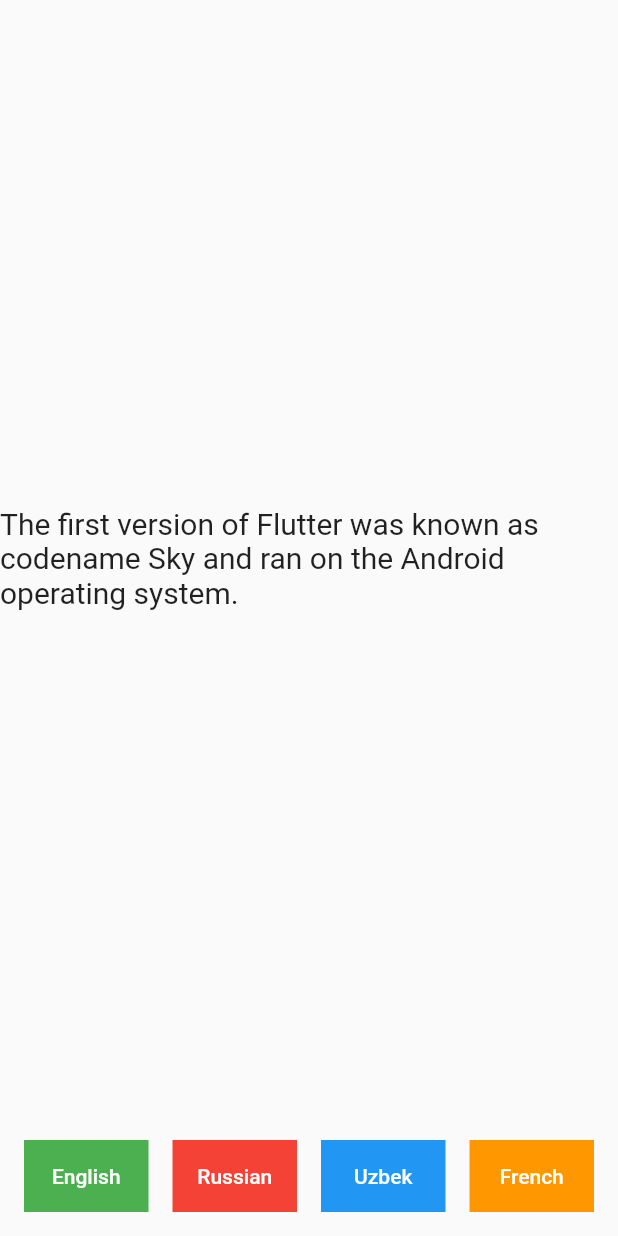
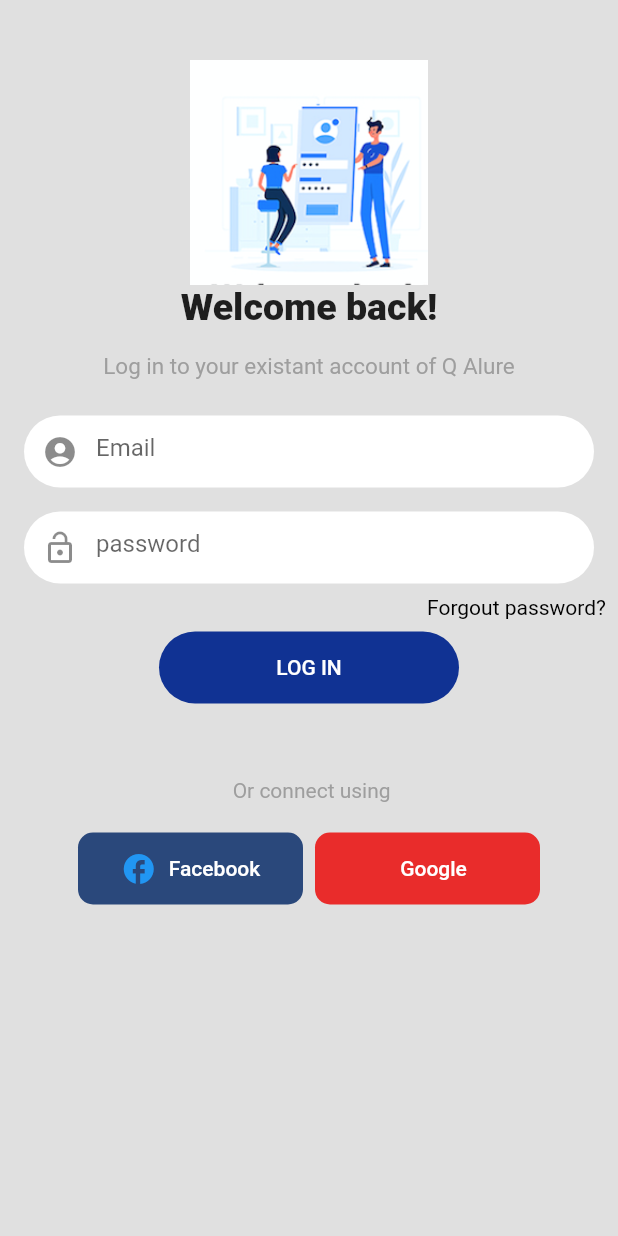
Before and after one commit to Komilisakov/advanced, a Flutter app: the screen it shows after launch, on a phone screen of 412 x 824 dp. Run offline on Flutter 3.47's test engine with Material 2 defaults, Android fonts, the phone set to English and light mode, and no system bars; our stand-ins replace awesome_dialog, easy_localization, hive, hive_flutter, package_info_plus; accounts and stored records are empty.

Commit message:
Hive save data

```diff
--- a/lib/main.dart
+++ b/lib/main.dart
@@ -1,13 +1,20 @@
 import 'package:advanced/pages/awesome_dialog.dart';
 import 'package:advanced/pages/localization.dart';
+import 'package:advanced/pages/login_page.dart';
 import 'package:flutter/material.dart';
 import 'package:flutter/services.dart';
 import 'dart:io' show Platform;
 import 'package:package_info_plus/package_info_plus.dart';
 import 'package:easy_localization/easy_localization.dart';
+import 'dart:io';
+import 'package:hive/hive.dart';
+import 'package:hive_flutter/hive_flutter.dart';
+
 
 void main() async {
   WidgetsFlutterBinding.ensureInitialized();
+  await Hive.initFlutter();
+  await Hive.openBox('pdp_online');
   await EasyLocalization.ensureInitialized();
 
   runApp(EasyLocalization(
@@ -51,7 +58,7 @@ class MyApp extends StatelessWidget {
 
         primarySwatch: Colors.blue,
       ),
-      home: const LocalLanguage(),
+      home: const LoginPage(),
       localizationsDelegates: context.localizationDelegates,
       supportedLocales: context.supportedLocales,
       locale: context.locale,
@@ -75,7 +82,6 @@ class _MyHomePageState extends State<MyHomePage> {
   String _buildNumber = '';
   String _packageName = '';
   String _version = '';
-
   int _counter = 0;
 
   @override
--- /dev/null
+++ b/lib/model/user_model.dart
@@ -0,0 +1,21 @@
+import 'package:hive/hive.dart';
+
+// part 'transaction.g.dart';
+@HiveType(typeId: 0)
+class User {
+  @HiveField(0)
+ late String username;
+  @HiveField(0)
+  late String password;
+
+  User({required this.username,required this.password});
+
+  User.fromJson(Map<dynamic, dynamic> json)
+      : username = json['username'],
+        password = json['password'];
+
+  Map<String, dynamic> toJson() => {
+    'username': username,
+    'password': password,
+  };
+}
--- /dev/null
+++ b/lib/pages/login_page.dart
@@ -0,0 +1,215 @@
+import 'package:advanced/model/user_model.dart';
+import 'package:advanced/services/db_service.dart';
+import 'package:flutter/material.dart';
+
+class LoginPage extends StatefulWidget {
+  const LoginPage({Key? key}) : super(key: key);
+  static final String id = "login_page";
+
+  @override
+  _LoginPageState createState() => _LoginPageState();
+}
+
+
+class _LoginPageState extends State<LoginPage> {
+  late TextEditingController _lgctrl;
+  late TextEditingController _pwdctrl;
+  final _focusNode = FocusNode();
+  String login = "";
+  String password = "";
+  void _doLogin() async{
+    String username = _lgctrl.text.toString().trim();
+    String password = _pwdctrl.text.toString().trim();
+    var user = new User(username: username,password: password);
+    HiveDB().storeUser(user);
+    var user2 = HiveDB().loadUser();
+    print(user2.username);
+    print(user2.password);
+  }
+  @override
+  void initState() {
+    print("initState");
+    // TODO: implement initState
+    super.initState();
+    _focusNode.addListener(() {
+      print("Has focus: ${_focusNode.hasFocus}");
+    });
+    _lgctrl = TextEditingController();
+    _pwdctrl = TextEditingController();
+    var user2 = HiveDB().loadUser();
+    _lgctrl.text = user2.username;
+    _pwdctrl.text = user2.password;
+    print(user2.username);
+    print(user2.password);
+  }
+
+  @override
+  void dispose() {
+    // TODO: implement dispose
+    super.dispose();
+    _focusNode.dispose();
+    _lgctrl.dispose();
+    _pwdctrl.dispose();
+  }
+
+  @override
+  Widget build(BuildContext context) {
+    return Scaffold(
+      body: SafeArea(
+          child: Container(
+            color: Colors.grey[300],
+            child: ListView(
+              children: [Column(
+                    children: [
+                      SizedBox(
+                        height: 40,
+                      ),
+                      Center(
+                        child: Container(
+                          height: 150,
+                          // margin: EdgeInsets.symmetric(horizontal: 80),
+                          decoration: BoxDecoration(
+                            image: DecorationImage(
+                                image: AssetImage("assets/images/top_image.png"),
+                                fit: BoxFit.fitHeight),
+                          ),
+                        ),
+                      ),
+                      Text(
+                        "Welcome back!",
+                        style: TextStyle(fontSize: 25, fontWeight: FontWeight.w900),
+                      ),
+                      SizedBox(
+                        height: 16,
+                      ),
+                      Text(
+                        "Log in to your existant account of Q Alure",
+                        style: TextStyle(fontSize: 15, color: Colors.grey),
+                      ),
+                      SizedBox(
+                        height: 24,
+                      ),
+                      Container(
+                        margin: EdgeInsets.symmetric(horizontal: 16),
+                        width: double.infinity,
+                        decoration: BoxDecoration(
+                          color: Colors.white,
+                          borderRadius: BorderRadius.circular(50),
+                        ),
+                        child: TextField(
+                          controller: _lgctrl,
+                          decoration: InputDecoration(
+                              border: InputBorder.none,
+                              prefixIcon: Icon(
+                                Icons.account_circle,
+                              ),
+                              focusedBorder: OutlineInputBorder(
+                                  borderSide: BorderSide(color: Colors.blue, width: 1),
+                                  borderRadius: BorderRadius.circular(50)),
+                              hintText: "Email"),
+                        ),
+                      ),
+                      SizedBox(
+                        height: 16,
+                      ),
+                      Container(
+                        margin: EdgeInsets.symmetric(horizontal: 16),
+                        width: double.infinity,
+                        decoration: BoxDecoration(
+                          color: Colors.white,
+                          borderRadius: BorderRadius.circular(50),
+                          // border: Border.all(color: Colors.blue,width: 2)
+                        ),
+                        child: TextField(
+                          obscureText: true,
+                          focusNode: _focusNode,
+                          controller: _pwdctrl,
+                          decoration: InputDecoration(
+                            border: InputBorder.none,
+                            prefixIcon: Icon(Icons.lock_open),
+                            focusedBorder: OutlineInputBorder(
+                                borderSide: BorderSide(color: Colors.blue, width: 1),
+                                borderRadius: BorderRadius.circular(50)),
+                            hintText: "password",
+                          ),
+                        ),
+                      ),
+                      Container(
+                        margin: EdgeInsets.all(8),
+                        child: Row(mainAxisAlignment: MainAxisAlignment.end, children: [
+                          Text(
+                            "Forgout password?",
+                            style: TextStyle(color: Colors.black),
+                          )
+                        ]),
+                      ),
+                      Container(
+                        width: 200,
+                        decoration: BoxDecoration(
+                          borderRadius: BorderRadius.circular(50),
+                          color: Color.fromRGBO(16, 50, 147, 1),
+                        ),
+                        child: TextButton(
+                            onPressed: () {
+                              _doLogin();
+                              print(_lgctrl.text);
+                              print(_pwdctrl.text);
+
+                            },
+                            child: Text("LOG IN", style: TextStyle(color: Colors.white))),
+                      ),
+                      SizedBox(
+                        height: 50,
+                      ),
+                      Text(" Or connect using", style: TextStyle(color: Colors.grey)),
+                      SizedBox(
+                        height: 20,
+                      ),
+                      Row(
+                        mainAxisAlignment: MainAxisAlignment.center,
+                        children: [
+                          Container(
+                              width: 150,
+                              decoration: BoxDecoration(
+                                  borderRadius: BorderRadius.circular(10),
+                                  color: Color.fromRGBO(42, 72, 123, 1)),
+                              child: TextButton(
+                                  onPressed: () {},
+                                  child: Row(
+                                      mainAxisAlignment: MainAxisAlignment.center,
+                                      children: [
+                                        Icon(Icons.facebook),
+                                        SizedBox(
+                                          width: 8,
+                                        ),
+                                        Text("Facebook",
+                                            style: TextStyle(color: Colors.white)),
+                                      ]))),
+                          SizedBox(
+                            width: 8,
+                          ),
+                          Container(
+                              width: 150,
+                              decoration: BoxDecoration(
+                                  borderRadius: BorderRadius.circular(10),
+                                  color: Color.fromRGBO(233, 44, 43, 1)),
+                              child: TextButton(
+                                  onPressed: () {},
+                                  child: Row(
+                                      mainAxisAlignment: MainAxisAlignment.center,
+                                      children: [
+                                        SizedBox(
+                                          width: 8,
+                                        ),
+                                        Text("Google",
+                                            style: TextStyle(color: Colors.white)),
+                                      ]))),
+                        ],
+                      )
+                    ],
+              ),]
+            ),
+          )),
+    );
+  }
+}
--- /dev/null
+++ b/lib/services/db_service.dart
@@ -0,0 +1,29 @@
+import 'package:advanced/model/user_model.dart';
+import 'package:hive/hive.dart';
+
+class HiveDB {
+  var box = Hive.box('pdp_online');
+
+  void storeUser(User user) async {
+    print("user.toJson()");
+    print(user.toJson());
+    box.put("user", user.toJson());
+  }
+
+  User loadUser() {
+    var useString = box.get('user');
+    var user = User(username: '',password: "");//.fromJson(box.get('user'));
+    if (useString != null){
+      print("useString");
+      print(useString);
+       user =new User.fromJson(useString);
+    }
+    print(user);
+
+    return user;
+  }
+
+  void removeUser() async {
+    box.delete("user");
+  }
+}
```
Also changed, not shown: pubspec.yaml (+6 -1 lines), assets/images/back_image.png (added), assets/images/top_image.png (added), pubspec.lock, 1 other file.
